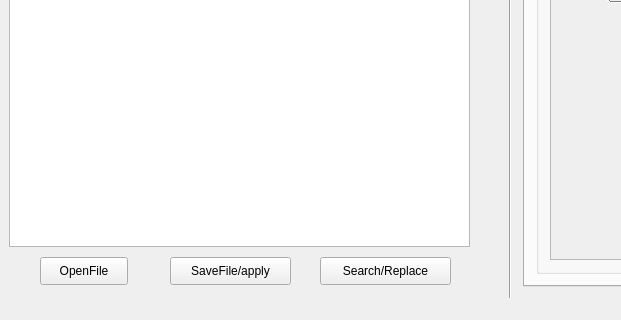
The window that mainwindow.ui (netpipe/QT-ThemeEditor) describes before a commit, drawn with Qt 5; both pictures show x 0 to 621 and y 359 to 679 of the 1153 by 679 pixel window.
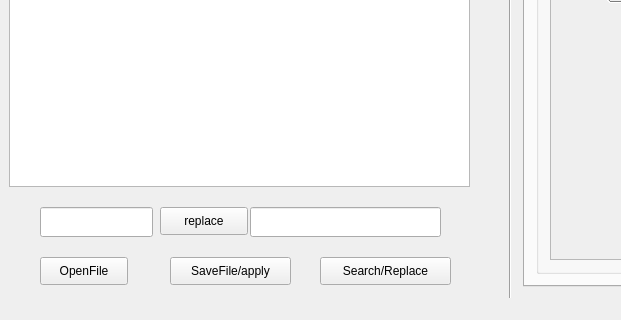
The same window after the commit. The open tabs and pages were chosen to show the change. Icons and pictures are not drawn.

```diff
--- a/mainwindow.ui
+++ b/mainwindow.ui
@@ -794,7 +794,7 @@
       <x>9</x>
       <y>9</y>
       <width>461</width>
-      <height>561</height>
+      <height>501</height>
      </rect>
     </property>
    </widget>
@@ -850,6 +850,39 @@
      <string>Search/Replace</string>
     </property>
    </widget>
+   <widget class="QLineEdit" name="lineEdit_3">
+    <property name="geometry">
+     <rect>
+      <x>40</x>
+      <y>530</y>
+      <width>113</width>
+      <height>30</height>
+     </rect>
+    </property>
+   </widget>
+   <widget class="QLineEdit" name="lineEdit_4">
+    <property name="geometry">
+     <rect>
+      <x>250</x>
+      <y>530</y>
+      <width>191</width>
+      <height>30</height>
+     </rect>
+    </property>
+   </widget>
+   <widget class="QPushButton" name="replace">
+    <property name="geometry">
+     <rect>
+      <x>160</x>
+      <y>530</y>
+      <width>88</width>
+      <height>28</height>
+     </rect>
+    </property>
+    <property name="text">
+     <string>replace</string>
+    </property>
+   </widget>
   </widget>
   <widget class="QMenuBar" name="menuBar">
    <property name="geometry">
```
Left out of the diff: 7 changed lines with no effect on the pictures.
